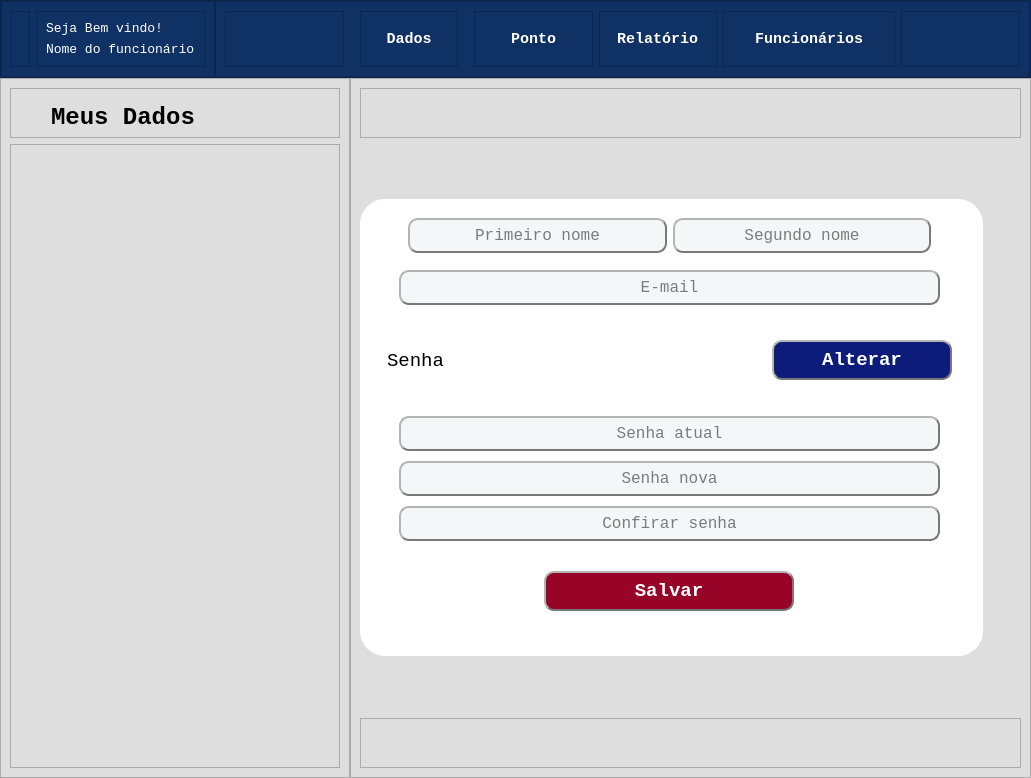
First picture: the form in tela_adm.ui, repository KobaDev/GestaoDePonto, before the edit.
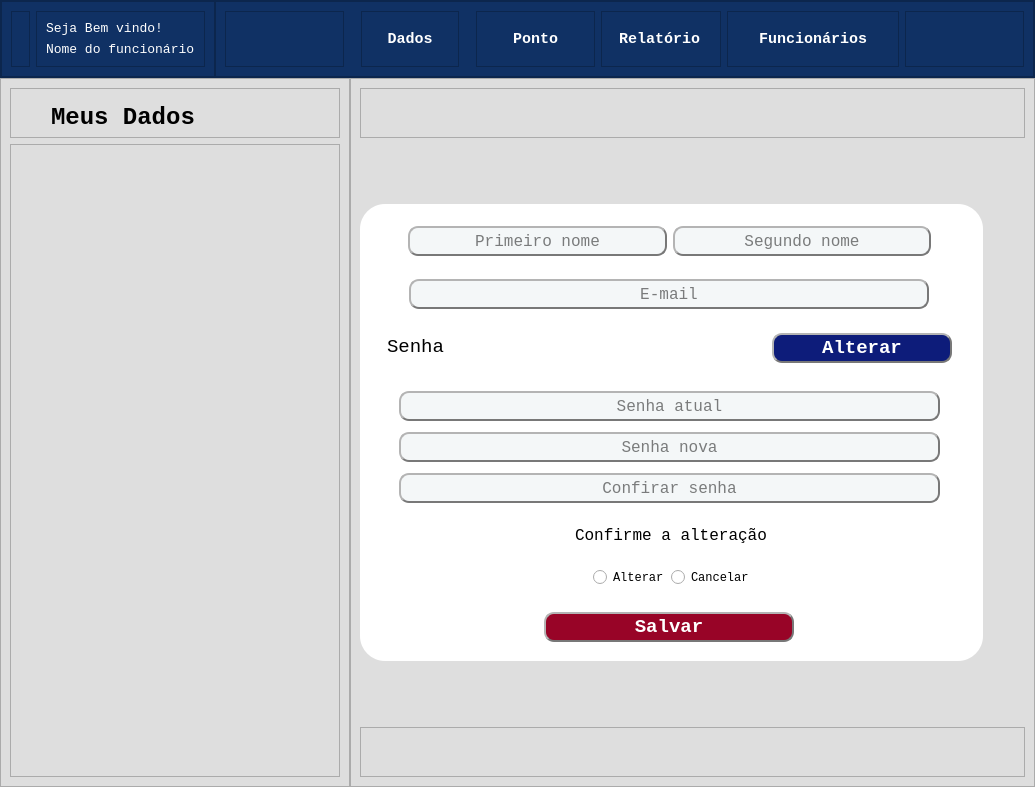
Second picture: the form after the edit. The open tabs and pages were chosen to show the change. Icons and pictures are not drawn.

Commit message: Alterar senha dentro das UI tela menu e tela adm funcionam

Diff of the .ui file:
```diff
--- a/tela_adm.ui
+++ b/tela_adm.ui
@@ -6,8 +6,8 @@
    <rect>
     <x>0</x>
     <y>0</y>
-    <width>1031</width>
-    <height>778</height>
+    <width>1035</width>
+    <height>787</height>
    </rect>
   </property>
   <property name="minimumSize">
@@ -2059,7 +2059,7 @@
                       <property name="minimumSize">
                        <size>
                         <width>0</width>
-                        <height>35</height>
+                        <height>30</height>
                        </size>
                       </property>
                       <property name="font">
@@ -2088,7 +2088,7 @@
                       <property name="minimumSize">
                        <size>
                         <width>0</width>
-                        <height>35</height>
+                        <height>30</height>
                        </size>
                       </property>
                       <property name="font">
@@ -2115,12 +2115,18 @@
                    </layout>
                   </widget>
                  </item>
-                 <item>
+                 <item alignment="Qt::AlignHCenter">
                   <widget class="QLineEdit" name="email_edt2">
                    <property name="minimumSize">
                     <size>
-                     <width>0</width>
-                     <height>35</height>
+                     <width>520</width>
+                     <height>30</height>
+                    </size>
+                   </property>
+                   <property name="maximumSize">
+                    <size>
+                     <width>520</width>
+                     <height>16777215</height>
                     </size>
                    </property>
                    <property name="font">
@@ -2147,18 +2153,18 @@
                 </layout>
                </widget>
               </item>
-              <item>
+              <item alignment="Qt::AlignTop">
                <widget class="QFrame" name="frame_29">
                 <property name="minimumSize">
                  <size>
                   <width>601</width>
-                  <height>97</height>
+                  <height>65</height>
                  </size>
                 </property>
                 <property name="maximumSize">
                  <size>
                   <width>601</width>
-                  <height>97</height>
+                  <height>45</height>
                  </size>
                 </property>
                 <property name="frameShape">
@@ -2168,8 +2174,20 @@
                  <enum>QFrame::Raised</enum>
                 </property>
                 <layout class="QHBoxLayout" name="horizontalLayout_10">
-                 <item>
+                 <item alignment="Qt::AlignTop">
                   <widget class="QFrame" name="frame_30">
+                   <property name="sizePolicy">
+                    <sizepolicy hsizetype="Preferred" vsizetype="Preferred">
+                     <horstretch>0</horstretch>
+                     <verstretch>45</verstretch>
+                    </sizepolicy>
+                   </property>
+                   <property name="minimumSize">
+                    <size>
+                     <width>0</width>
+                     <height>45</height>
+                    </size>
+                   </property>
                    <property name="frameShape">
                     <enum>QFrame::StyledPanel</enum>
                    </property>
@@ -2193,8 +2211,20 @@
                    </layout>
                   </widget>
                  </item>
-                 <item alignment="Qt::AlignRight">
+                 <item alignment="Qt::AlignRight|Qt::AlignTop">
                   <widget class="QFrame" name="frame_31">
+                   <property name="sizePolicy">
+                    <sizepolicy hsizetype="Preferred" vsizetype="Preferred">
+                     <horstretch>0</horstretch>
+                     <verstretch>45</verstretch>
+                    </sizepolicy>
+                   </property>
+                   <property name="minimumSize">
+                    <size>
+                     <width>0</width>
+                     <height>45</height>
+                    </size>
+                   </property>
                    <property name="frameShape">
                     <enum>QFrame::StyledPanel</enum>
                    </property>
@@ -2207,7 +2237,7 @@
                       <property name="minimumSize">
                        <size>
                         <width>180</width>
-                        <height>40</height>
+                        <height>30</height>
                        </size>
                       </property>
                       <property name="maximumSize">
@@ -2243,7 +2273,7 @@
                 </layout>
                </widget>
               </item>
-              <item>
+              <item alignment="Qt::AlignTop">
                <widget class="QFrame" name="frame_32">
                 <property name="minimumSize">
                  <size>
@@ -2265,7 +2295,7 @@
                 </property>
                 <layout class="QVBoxLayout" name="verticalLayout_32">
                  <property name="spacing">
-                  <number>10</number>
+                  <number>6</number>
                  </property>
                  <property name="leftMargin">
                   <number>30</number>
@@ -2284,7 +2314,7 @@
                    <property name="minimumSize">
                     <size>
                      <width>0</width>
-                     <height>35</height>
+                     <height>30</height>
                     </size>
                    </property>
                    <property name="font">
@@ -2316,7 +2346,7 @@
                    <property name="minimumSize">
                     <size>
                      <width>0</width>
-                     <height>35</height>
+                     <height>30</height>
                     </size>
                    </property>
                    <property name="font">
@@ -2348,7 +2378,7 @@
                    <property name="minimumSize">
                     <size>
                      <width>0</width>
-                     <height>35</height>
+                     <height>30</height>
                     </size>
                    </property>
                    <property name="font">
@@ -2378,18 +2408,108 @@
                 </layout>
                </widget>
               </item>
-              <item>
+              <item alignment="Qt::AlignBottom">
+               <widget class="QFrame" name="frame_56">
+                <property name="frameShape">
+                 <enum>QFrame::StyledPanel</enum>
+                </property>
+                <property name="frameShadow">
+                 <enum>QFrame::Raised</enum>
+                </property>
+                <layout class="QVBoxLayout" name="verticalLayout_65">
+                 <property name="spacing">
+                  <number>7</number>
+                 </property>
+                 <property name="leftMargin">
+                  <number>0</number>
+                 </property>
+                 <property name="topMargin">
+                  <number>0</number>
+                 </property>
+                 <property name="rightMargin">
+                  <number>0</number>
+                 </property>
+                 <property name="bottomMargin">
+                  <number>0</number>
+                 </property>
+                 <item alignment="Qt::AlignBottom">
+                  <widget class="QFrame" name="frame_57">
+                   <property name="frameShape">
+                    <enum>QFrame::StyledPanel</enum>
+                   </property>
+                   <property name="frameShadow">
+                    <enum>QFrame::Raised</enum>
+                   </property>
+                   <layout class="QVBoxLayout" name="verticalLayout_68">
+                    <item alignment="Qt::AlignHCenter">
+                     <widget class="QLabel" name="label_13">
+                      <property name="font">
+                       <font>
+                        <family>Lucida Console</family>
+                        <pointsize>12</pointsize>
+                       </font>
+                      </property>
+                      <property name="text">
+                       <string>Confirme a alteração</string>
+                      </property>
+                     </widget>
+                    </item>
+                   </layout>
+                  </widget>
+                 </item>
+                 <item alignment="Qt::AlignHCenter|Qt::AlignBottom">
+                  <widget class="QFrame" name="frame_58">
+                   <property name="frameShape">
+                    <enum>QFrame::StyledPanel</enum>
+                   </property>
+                   <property name="frameShadow">
+                    <enum>QFrame::Raised</enum>
+                   </property>
+                   <layout class="QHBoxLayout" name="horizontalLayout_28">
+                    <item>
+                     <widget class="QRadioButton" name="confirm_alterar">
+                      <property name="font">
+                       <font>
+                        <family>Lucida Console</family>
+                        <pointsize>9</pointsize>
+                       </font>
+                      </property>
+                      <property name="text">
+                       <string>Alterar</string>
+                      </property>
+                     </widget>
+                    </item>
+                    <item alignment="Qt::AlignBottom">
+                     <widget class="QRadioButton" name="confirm_cancelar">
+                      <property name="font">
+                       <font>
+                        <family>Lucida Console</family>
+                        <pointsize>9</pointsize>
+                       </font>
+                      </property>
+                      <property name="text">
+                       <string>Cancelar</string>
+                      </property>
+                     </widget>
+                    </item>
+                   </layout>
+                  </widget>
+                 </item>
+                </layout>
+               </widget>
+              </item>
+              <item alignment="Qt::AlignBottom">
                <widget class="QFrame" name="frame_33">
                 <property name="minimumSize">
                  <size>
                   <width>601</width>
-                  <height>96</height>
+                  <height>45</height>
                  </size>
                 </property>
                 <property name="maximumSize">
                  <size>
                   <width>601</width>
-                  <height>96</height>
+                  <height>45</height>
                  </size>
                 </property>
                 <property name="frameShape">
@@ -2414,18 +2534,18 @@
                  <property name="bottomMargin">
                   <number>10</number>
                  </property>
-                 <item>
+                 <item alignment="Qt::AlignBottom">
                   <widget class="QPushButton" name="data_salvar_btn2">
                    <property name="minimumSize">
                     <size>
                      <width>0</width>
-                     <height>40</height>
+                     <height>30</height>
                     </size>
                    </property>
                    <property name="maximumSize">
                     <size>
                      <width>250</width>
-                     <height>40</height>
+                     <height>30</height>
                     </size>
                    </property>
                    <property name="font">
@@ -2860,17 +2980,19 @@
                    </property>
                    <layout class="QVBoxLayout" name="verticalLayout_37">
                     <item alignment="Qt::AlignHCenter|Qt::AlignVCenter">
-                     <widget class="QLabel" name="label_13">
+                     <widget class="QLabel" name="lbl_data">
                       <property name="minimumSize">
                        <size>
-                        <width>150</width>
+                        <width>250</width>
                         <height>150</height>
                        </size>
                       </property>
                       <property name="font">
                        <font>
                         <family>Lucida Bright</family>
-                        <pointsize>14</pointsize>
+                        <pointsize>20</pointsize>
+                        <weight>75</weight>
+                        <bold>true</bold>
                        </font>
                       </property>
                       <property name="styleSheet">
```
Left out of the diff: 234 changed lines with no effect on the pictures. The commit also changes 24 other files.
